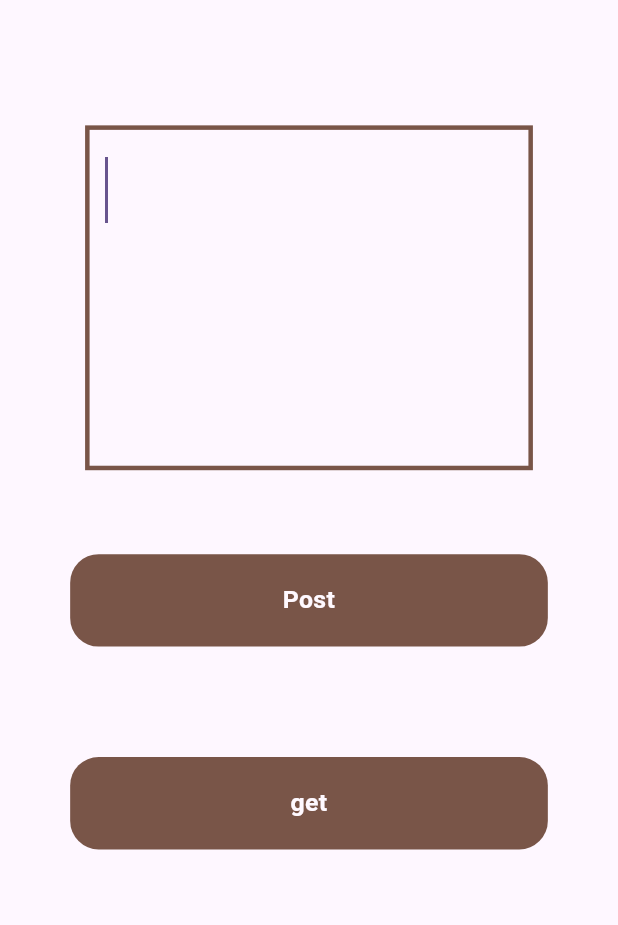
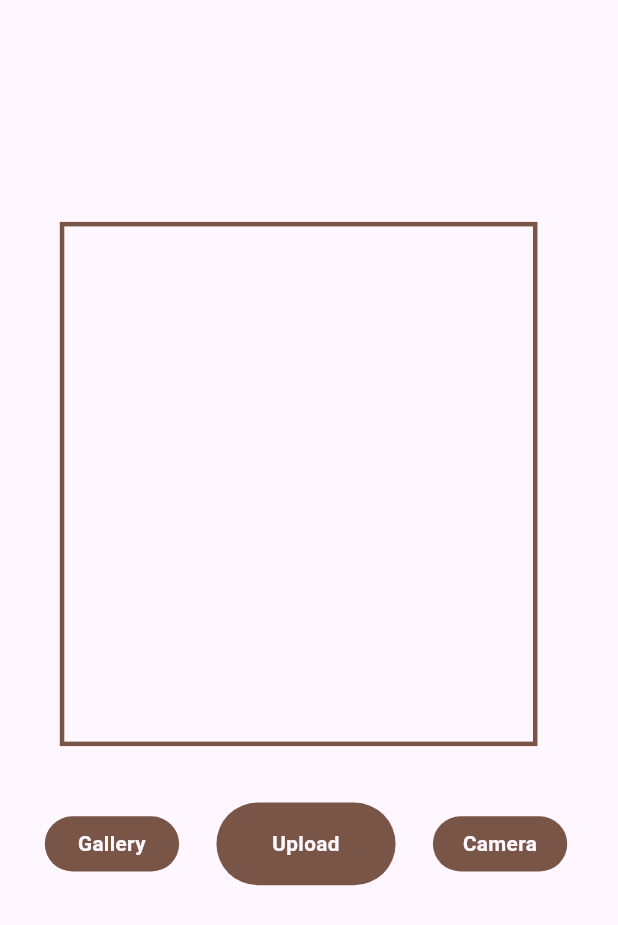
Before and after one commit to Mohdfayistk/firebase, a Flutter app: the screen it shows after launch, on a phone screen of 412 x 824 dp. Shown: the top 925 px of the screen. Run offline on Flutter 3.47's test engine with Material 2 defaults, Android fonts, the phone set to English and light mode, and no system bars; our stand-ins replace cloud_firestore, firebase_auth, firebase_core, firebase_database, firebase_storage, flutter_otp_text_field and 4 more; accounts and stored records are empty; Roboto replaces fonts that are missing (Gilroy).

Commit message:
imageupload

```diff
--- /dev/null
+++ b/lib/Imageupload.dart
@@ -0,0 +1,172 @@
+import 'dart:io';
+
+import 'package:firebase/toast.dart';
+import 'package:firebase_database/firebase_database.dart';
+import 'package:firebase_storage/firebase_storage.dart' as firebase_storage;
+import 'package:flutter/material.dart';
+import 'package:flutter_screenutil/flutter_screenutil.dart';
+import 'package:image_picker/image_picker.dart';
+class Imageupload extends StatefulWidget {
+  const Imageupload({Key? key}) : super(key: key);
+
+  @override
+  State<Imageupload> createState() => _ImageuploadState();
+}
+final ImagePicker picker = ImagePicker();File? _image;
+firebase_storage.FirebaseStorage storage = firebase_storage.FirebaseStorage
+    .instance;
+DatabaseReference databaseReference = FirebaseDatabase.instance.ref('post');
+class _ImageuploadState extends State<Imageupload> {
+  @override
+  Widget build(BuildContext context) {
+    return Scaffold(
+body: Column(crossAxisAlignment: CrossAxisAlignment.start,
+  children: [
+    SizedBox(height: 150.h,),
+      Padding(
+        padding:  EdgeInsets.only(left: 30.w),
+        child: Container(
+          width: 320.w,
+          height: 380.h,
+          margin: const EdgeInsets.all(10),
+          padding: const EdgeInsets.all(10),
+          decoration: BoxDecoration(
+              border: Border.all(color: Colors.brown, width: 3)),child: _image==null?SizedBox():Image.file(_image!.absolute),
+        ),
+      ),
+    SizedBox(height: 30.h,),
+    Row(
+      children: [
+        SizedBox(width: 30.w,),
+        Container(
+          width: 90.w,
+          height: 40.h,
+          decoration: ShapeDecoration(
+            color: Colors.brown,
+            shape: RoundedRectangleBorder(
+              borderRadius: BorderRadius.circular(19),
+            ),
+          ),
+          child: Center(
+            child: GestureDetector(onTap: (){
+              getGalleryImage().then((value) => {
+                ToastMessage()
+                    .toastmessage(message: 'success')
+              })
+                  .onError((error, stackTrace) => ToastMessage()
+                  .toastmessage(message: error.toString()));
+            },
+              child: Text(
+                'Gallery',
+                textAlign: TextAlign.center,
+                style: TextStyle(
+                  color: Color(0xFFFFF9FF),
+                  fontSize: 15.sp,
+                  fontFamily: 'Gilroy',
+                  fontWeight: FontWeight.w600,
+                ),
+              ),
+            ),
+          ),
+        ),
+        SizedBox(width: 25.w,),
+        GestureDetector(onTap: ()async{
+          final id=DateTime.now().microsecondsSinceEpoch.toString();
+          firebase_storage.Reference ref = firebase_storage
+              .FirebaseStorage.instance.ref('/foldername/' + id);
+          firebase_storage.UploadTask uploadtask=ref.putFile(_image!.absolute);
+          await Future.value(uploadtask).then((value)async{
+            var newUrl= await ref.getDownloadURL();
+            print(newUrl.toString());
+            databaseReference.child(id).set({
+              'id':id,
+              'title':newUrl.toString()
+            }).then((value) => ToastMessage().toastmessage(message: 'Uploaded'));
+          });
+        },
+          child: Container(
+            width: 120.w,
+            height: 60.h,
+            decoration: ShapeDecoration(
+              color: Colors.brown,
+              shape: RoundedRectangleBorder(
+                borderRadius: BorderRadius.circular(30),
+              ),
+            ),
+            child: Center(
+              child: Text(
+                'Upload',
+                textAlign: TextAlign.center,
+                style: TextStyle(
+                  color: Color(0xFFFFF9FF),
+                  fontSize: 15.sp,
+                  fontFamily: 'Gilroy',
+                  fontWeight: FontWeight.w600,
+                ),
+              ),
+            ),
+          ),
+        ),
+        SizedBox(width: 25.w,),
+        GestureDetector(onTap: (){
+          getCamera().then((value) => {
+            ToastMessage()
+                .toastmessage(message: 'success')
+          })
+              .onError((error, stackTrace) => ToastMessage()
+              .toastmessage(message: error.toString()));
+        },
+          child: Container(
+            width: 90.w,
+            height: 40.h,
+            decoration: ShapeDecoration(
+              color: Colors.brown,
+              shape: RoundedRectangleBorder(
+                borderRadius: BorderRadius.circular(19),
+              ),
+            ),
+            child: Center(
+              child: Text(
+                'Camera',
+                textAlign: TextAlign.center,
+                style: TextStyle(
+                  color: Color(0xFFFFF9FF),
+                  fontSize: 15.sp,
+                  fontFamily: 'Gilroy',
+                  fontWeight: FontWeight.w600,
+                ),
+              ),
+            ),
+          ),
+        ),
+      ],
+    ),
+  ],
+),
+    );
+  }
+
+  Future<void> getGalleryImage() async {
+    final pickedFile =
+    await picker.pickImage(source: ImageSource.gallery, imageQuality: 80);
+    setState(() {
+      if (pickedFile != null) {
+        _image = File(pickedFile.path);
+      } else {
+        print('no image found');
+      }
+    });
+  }
+
+  Future<void> getCamera() async {
+    final pickedFile =
+    await picker.pickImage(source: ImageSource.camera, imageQuality: 80);
+    setState(() {
+      if (pickedFile != null) {
+        _image = File(pickedFile.path);
+      } else {
+        print('no image found');
+      }
+    });
+  }
+}
--- a/lib/main.dart
+++ b/lib/main.dart
@@ -1,3 +1,4 @@
+import 'package:firebase/Imageupload.dart';
 import 'package:firebase/firestore.dart';
 import 'package:firebase/realtime.dart';
 import 'package:firebase/sign in.dart';
@@ -48,7 +49,7 @@ class MyApp extends StatelessWidget {
             colorScheme: ColorScheme.fromSeed(seedColor: Colors.deepPurple),
             useMaterial3: true,
           ),
-          home: realtime()
+          home: Imageupload()
       );
     });}
 }
--- a/pubspec.yaml
+++ b/pubspec.yaml
@@ -43,7 +43,8 @@ dependencies:
   cloud_firestore:
   flutter_otp_text_field: ^1.1.1
   firebase_database:
-
+  image_picker:
+  firebase_storage:
 
 
 dev_dependencies:
```
Also changed, not shown: lib/getrealtime.dart (+106 -18 lines), pubspec.lock, 6 other files.
